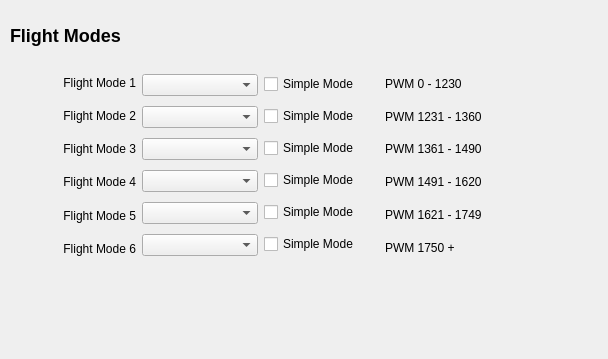
First picture: the form in src/ui/configuration/FlightModeConfig.ui, repository mavlink/qgroundcontrol, before the edit.
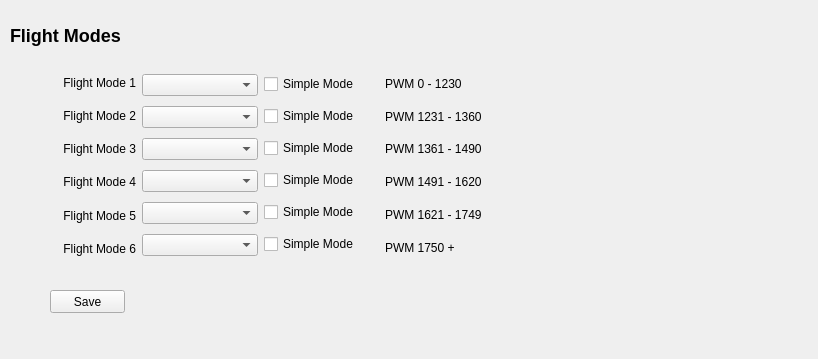
Second picture: the form after the edit.

Commit message: Additional functionality for Flight Mode config, including highlighting of current PWM value on channel 5

```diff
--- a/src/ui/configuration/FlightModeConfig.ui
+++ b/src/ui/configuration/FlightModeConfig.ui
@@ -6,7 +6,7 @@
    <rect>
     <x>0</x>
     <y>0</y>
-    <width>608</width>
+    <width>818</width>
     <height>359</height>
    </rect>
   </property>
@@ -235,6 +235,19 @@
     </item>
    </layout>
   </widget>
+  <widget class="QPushButton" name="savePushButton">
+   <property name="geometry">
+    <rect>
+     <x>50</x>
+     <y>290</y>
+     <width>75</width>
+     <height>23</height>
+    </rect>
+   </property>
+   <property name="text">
+    <string>Save</string>
+   </property>
+  </widget>
  </widget>
  <resources/>
  <connections/>
```
Left out of the diff: 24 changed lines with no effect on the pictures. The commit also changes 2 other files.
